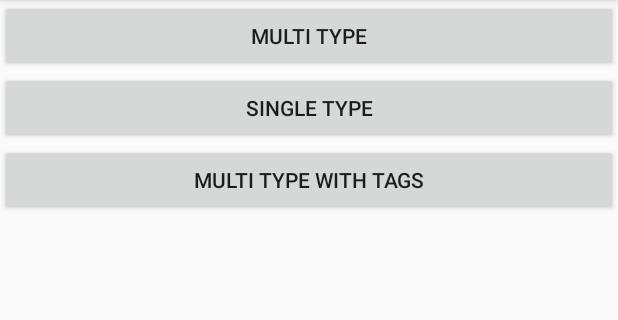
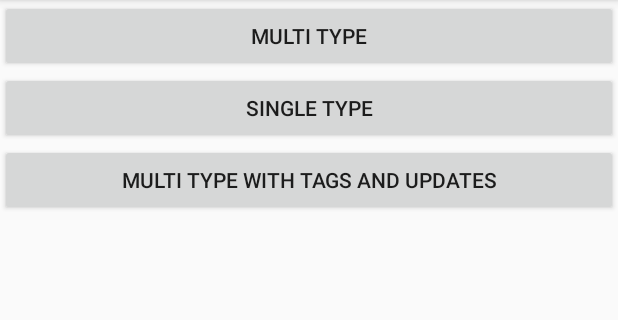
Before and after one commit to Link184/KidAdapter, an Android app: the screen it shows after launch (MainActivity), on a phone screen of 412 x 824 dp, the part 84-404 px from its top. Run offline under Robolectric (Android 15) with nearby library versions, the phone set to English and light mode, and no system bars.

Commit message:
New release 1.0.5

```diff
--- a/gradle.properties
+++ b/gradle.properties
@@ -17,7 +17,7 @@ android.enableUnitTestBinaryResources=true
 
 GROUP=com.link184
 ARTIFACT_ID=kid-adapter
-VERSION_NAME=1.0.4-SNAPSHOT
+VERSION_NAME=1.0.6-SNAPSHOT
 
 POM_NAME=Kid Adapter
 POM_DESCRIPTION=kotlin dsl for kids to simplify RecyclerView.Adapter logic
--- a/sample/src/main/res/layout/activity_main.xml
+++ b/sample/src/main/res/layout/activity_main.xml
@@ -20,5 +20,5 @@
         android:id="@+id/multiTypeWithTagsButton"
         android:layout_width="match_parent"
         android:layout_height="wrap_content"
-        android:text="Multi Type With Tags"/>
+        android:text="Multi Type With Tags and Updates"/>
 </LinearLayout>
```
Also changed, not shown: 1 other file.
